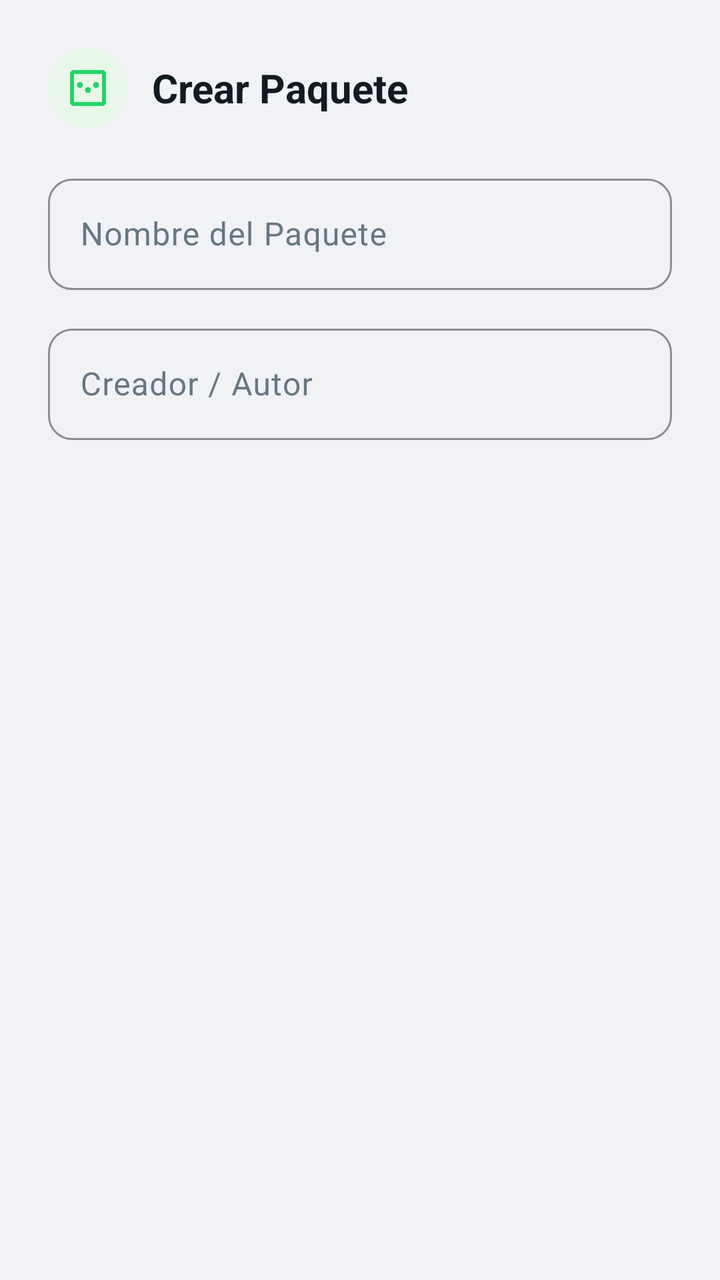
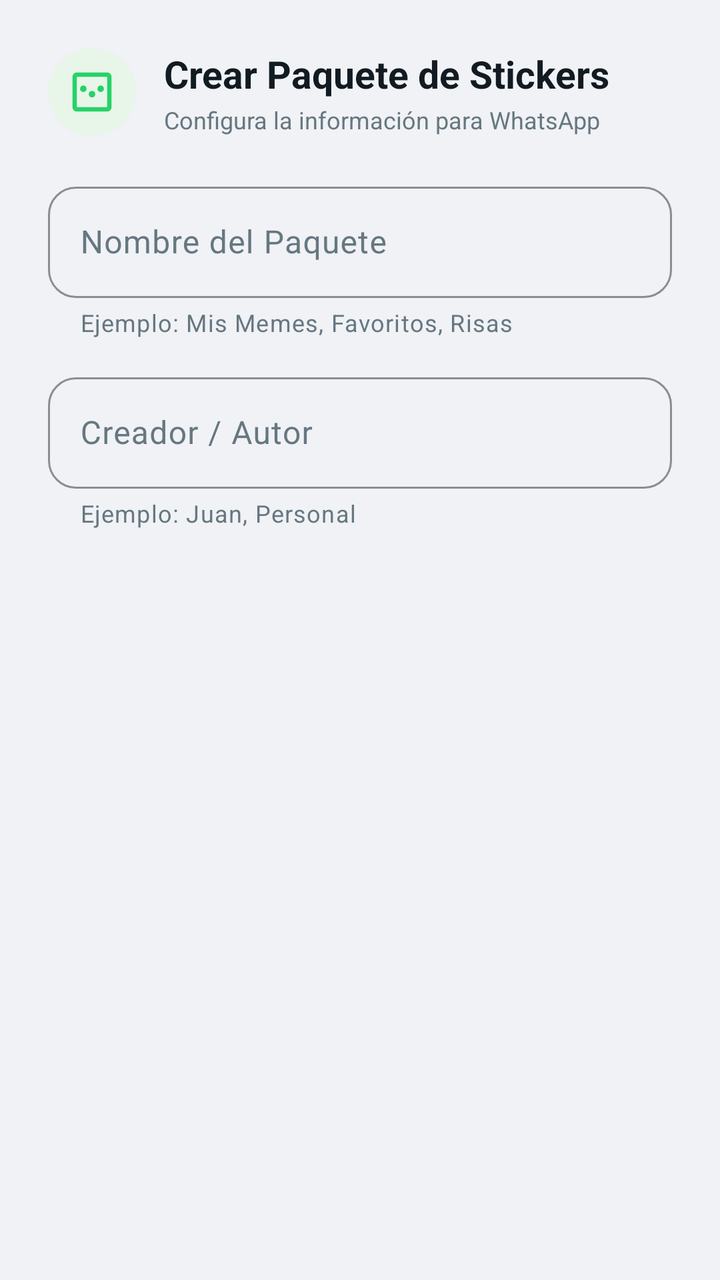

The first picture is an Android layout as it rendered before a commit; the second is the same layout after the commit. The layout source and the unified diff follow.
<!-- AndroidManifest.xml: application theme Theme.WhatsAppStickerMaker -->
<!-- res/layout/dialog_create_pack.xml -->
<?xml version="1.0" encoding="utf-8"?>
<LinearLayout xmlns:android="http://schemas.android.com/apk/res/android"
    xmlns:app="http://schemas.android.com/apk/res-auto"
    android:layout_width="match_parent"
    android:layout_height="wrap_content"
    android:orientation="vertical"
    android:padding="24dp">

    
    <LinearLayout
        android:layout_width="match_parent"
        android:layout_height="wrap_content"
        android:gravity="center_vertical"
        android:orientation="horizontal">

        <ImageView
            android:layout_width="40dp"
            android:layout_height="40dp"
            android:background="@drawable/bg_circle_tinted"
            android:contentDescription="@null"
            android:padding="8dp"
            android:src="@drawable/ic_sticker_pack"
            app:tint="@color/accent_whatsapp" />

        <TextView
            android:layout_width="0dp"
            android:layout_height="wrap_content"
            android:layout_marginStart="12dp"
            android:layout_weight="1"
            android:text="@string/create_new_pack"
            android:textColor="@color/text_primary"
            android:textSize="20sp"
            android:textStyle="bold" />

    </LinearLayout>

    <com.google.android.material.textfield.TextInputLayout
        android:id="@+id/tilPackName"
        style="@style/Widget.Material3.TextInputLayout.OutlinedBox"
        android:layout_width="match_parent"
        android:layout_height="wrap_content"
        android:layout_marginTop="20dp"
        android:hint="@string/pack_name_hint"
        app:boxCornerRadiusBottomEnd="12dp"
        app:boxCornerRadiusBottomStart="12dp"
        app:boxCornerRadiusTopEnd="12dp"
        app:boxCornerRadiusTopStart="12dp"
        app:boxStrokeColor="@color/accent_whatsapp"
        app:hintTextColor="@color/accent_whatsapp">

        <com.google.android.material.textfield.TextInputEditText
            android:id="@+id/etPackName"
            android:layout_width="match_parent"
            android:layout_height="wrap_content"
            android:inputType="textCapSentences"
            android:maxLength="128"
            android:textColor="@color/text_primary" />

    </com.google.android.material.textfield.TextInputLayout>

    <com.google.android.material.textfield.TextInputLayout
        android:id="@+id/tilPublisher"
        style="@style/Widget.Material3.TextInputLayout.OutlinedBox"
        android:layout_width="match_parent"
        android:layout_height="wrap_content"
        android:layout_marginTop="14dp"
        android:hint="@string/publisher_hint"
        app:boxCornerRadiusBottomEnd="12dp"
        app:boxCornerRadiusBottomStart="12dp"
        app:boxCornerRadiusTopEnd="12dp"
        app:boxCornerRadiusTopStart="12dp"
        app:boxStrokeColor="@color/accent_whatsapp"
        app:hintTextColor="@color/accent_whatsapp">

        <com.google.android.material.textfield.TextInputEditText
            android:id="@+id/etPublisher"
            android:layout_width="match_parent"
            android:layout_height="wrap_content"
            android:inputType="textCapWords"
            android:maxLength="128"
            android:textColor="@color/text_primary" />

    </com.google.android.material.textfield.TextInputLayout>

</LinearLayout>
<!-- resources referenced by this layout -->
<resources>
  <color name="accent_whatsapp">#25D366</color>
  <color name="text_primary">#111B21</color>
  <!-- drawable bg_circle_tinted (drawable) -->
  <shape xmlns:android="http://schemas.android.com/apk/res/android"
      android:shape="oval">
      <solid android:color="@color/tonal_green_bg" />
  </shape>
  <!-- drawable ic_sticker_pack (drawable) -->
  <vector xmlns:android="http://schemas.android.com/apk/res/android"
      android:width="24dp"
      android:height="24dp"
      android:viewportWidth="24"
      android:viewportHeight="24">
      <path
          android:fillColor="#128C7E"
          android:pathData="M19,3H5c-1.1,0 -2,0.9 -2,2v14c0,1.1 0.9,2 2,2h14c1.1,0 2,-0.9 2,-2V5c0,-1.1 -0.9,-2 -2,-2zM19,19H5V5h14v14zM13.5,13c0,-0.83 -0.67,-1.5 -1.5,-1.5s-1.5,0.67 -1.5,1.5 0.67,1.5 1.5,1.5 1.5,-0.67 1.5,-1.5zM17.5,10.5c0,-0.83 -0.67,-1.5 -1.5,-1.5s-1.5,0.67 -1.5,1.5 0.67,1.5 1.5,1.5 1.5,-0.67 1.5,-1.5zM9.5,10.5c0,-0.83 -0.67,-1.5 -1.5,-1.5s-1.5,0.67 -1.5,1.5 0.67,1.5 1.5,1.5 1.5,-0.67 1.5,-1.5z" />
  </vector>
  <string name="create_new_pack">Crear Paquete</string>
  <string name="pack_name_hint">Nombre del Paquete</string>
  <string name="publisher_hint">Creador / Autor</string>
  <style name="Theme.WhatsAppStickerMaker" parent="Theme.Material3.DayNight.NoActionBar">
          <item name="colorPrimary">@color/primary</item>
          <item name="colorPrimaryVariant">@color/primary_dark</item>
          <item name="colorOnPrimary">@color/white</item>
          <item name="colorSecondary">@color/accent_whatsapp</item>
          <item name="colorOnSecondary">@color/white</item>
          
          <item name="android:colorBackground">@color/background_light</item>
          <item name="colorSurface">@color/surface_light</item>
          <item name="colorOnSurface">@color/text_primary</item>
          <item name="colorOnSurfaceVariant">@color/text_secondary</item>
          <item name="colorOutline">@color/card_stroke</item>
          
          <item name="android:statusBarColor">@color/primary_dark</item>
          <item name="android:navigationBarColor">@color/background_light</item>
          <item name="android:windowLightNavigationBar">false</item>
          
          
          <item name="materialAlertDialogTheme">@style/ThemeOverlay.WhatsAppStickerMaker.Dialog</item>
      </style>
  <color name="tonal_green_bg">#E8F5E9</color>
  <color name="primary">#008069</color>
  <color name="primary_dark">#006954</color>
  <color name="white">#FFFFFF</color>
  <color name="background_light">#F0F2F5</color>
  <color name="surface_light">#FFFFFF</color>
  <color name="text_secondary">#667781</color>
  <color name="card_stroke">#E2E8F0</color>
  <style name="ThemeOverlay.WhatsAppStickerMaker.Dialog" parent="ThemeOverlay.Material3.MaterialAlertDialog">
          <item name="colorSurface">@color/surface_light</item>
          <item name="colorOnSurface">@color/text_primary</item>
          <item name="colorOnSurfaceVariant">@color/text_secondary</item>
          <item name="colorPrimary">@color/accent_whatsapp</item>
          <item name="shapeAppearanceCornerExtraLarge">@style/ShapeAppearance.WhatsAppStickerMaker.DialogCorner</item>
      </style>
  <style name="ShapeAppearance.WhatsAppStickerMaker.DialogCorner" parent="ShapeAppearance.Material3.Corner.ExtraLarge">
          <item name="cornerSize">24dp</item>
      </style>
</resources>

<!-- the commit's change to res/layout/dialog_create_pack.xml (unified diff, before → after) -->
@@ -14,23 +14,38 @@
         android:orientation="horizontal">
 
         <ImageView
-            android:layout_width="40dp"
-            android:layout_height="40dp"
+            android:layout_width="44dp"
+            android:layout_height="44dp"
             android:background="@drawable/bg_circle_tinted"
             android:contentDescription="@null"
-            android:padding="8dp"
+            android:padding="9dp"
             android:src="@drawable/ic_sticker_pack"
             app:tint="@color/accent_whatsapp" />
 
-        <TextView
+        <LinearLayout
             android:layout_width="0dp"
             android:layout_height="wrap_content"
-            android:layout_marginStart="12dp"
+            android:layout_marginStart="14dp"
             android:layout_weight="1"
-            android:text="@string/create_new_pack"
-            android:textColor="@color/text_primary"
-            android:textSize="20sp"
-            android:textStyle="bold" />
+            android:orientation="vertical">
+
+            <TextView
+                android:layout_width="wrap_content"
+                android:layout_height="wrap_content"
+                android:text="Crear Paquete de Stickers"
+                android:textColor="@color/text_primary"
+                android:textSize="19sp"
+                android:textStyle="bold" />
+
+            <TextView
+                android:layout_width="wrap_content"
+                android:layout_height="wrap_content"
+                android:layout_marginTop="2dp"
+                android:text="Configura la información para WhatsApp"
+                android:textColor="@color/text_secondary"
+                android:textSize="12sp" />
+
+        </LinearLayout>
 
     </LinearLayout>
 
@@ -41,11 +56,13 @@
         android:layout_height="wrap_content"
         android:layout_marginTop="20dp"
         android:hint="@string/pack_name_hint"
-        app:boxCornerRadiusBottomEnd="12dp"
-        app:boxCornerRadiusBottomStart="12dp"
-        app:boxCornerRadiusTopEnd="12dp"
-        app:boxCornerRadiusTopStart="12dp"
+        app:boxCornerRadiusBottomEnd="14dp"
+        app:boxCornerRadiusBottomStart="14dp"
+        app:boxCornerRadiusTopEnd="14dp"
+        app:boxCornerRadiusTopStart="14dp"
         app:boxStrokeColor="@color/accent_whatsapp"
+        app:helperText="Ejemplo: Mis Memes, Favoritos, Risas"
+        app:helperTextColor="@color/text_secondary"
         app:hintTextColor="@color/accent_whatsapp">
 
         <com.google.android.material.textfield.TextInputEditText
@@ -65,11 +82,13 @@
         android:layout_height="wrap_content"
         android:layout_marginTop="14dp"
         android:hint="@string/publisher_hint"
-        app:boxCornerRadiusBottomEnd="12dp"
-        app:boxCornerRadiusBottomStart="12dp"
-        app:boxCornerRadiusTopEnd="12dp"
-        app:boxCornerRadiusTopStart="12dp"
+        app:boxCornerRadiusBottomEnd="14dp"
+        app:boxCornerRadiusBottomStart="14dp"
+        app:boxCornerRadiusTopEnd="14dp"
+        app:boxCornerRadiusTopStart="14dp"
         app:boxStrokeColor="@color/accent_whatsapp"
+        app:helperText="Ejemplo: Juan, Personal"
+        app:helperTextColor="@color/text_secondary"
         app:hintTextColor="@color/accent_whatsapp">
 
         <com.google.android.material.textfield.TextInputEditText
<!-- resource entries referenced after the edit -->
@@ -17,7 +17,6 @@
           android:fillColor="#128C7E"
           android:pathData="M19,3H5c-1.1,0 -2,0.9 -2,2v14c0,1.1 0.9,2 2,2h14c1.1,0 2,-0.9 2,-2V5c0,-1.1 -0.9,-2 -2,-2zM19,19H5V5h14v14zM13.5,13c0,-0.83 -0.67,-1.5 -1.5,-1.5s-1.5,0.67 -1.5,1.5 0.67,1.5 1.5,1.5 1.5,-0.67 1.5,-1.5zM17.5,10.5c0,-0.83 -0.67,-1.5 -1.5,-1.5s-1.5,0.67 -1.5,1.5 0.67,1.5 1.5,1.5 1.5,-0.67 1.5,-1.5zM9.5,10.5c0,-0.83 -0.67,-1.5 -1.5,-1.5s-1.5,0.67 -1.5,1.5 0.67,1.5 1.5,1.5 1.5,-0.67 1.5,-1.5z" />
   </vector>
-  <string name="create_new_pack">Crear Paquete</string>
   <string name="pack_name_hint">Nombre del Paquete</string>
   <string name="publisher_hint">Creador / Autor</string>
   <style name="Theme.WhatsAppStickerMaker" parent="Theme.Material3.DayNight.NoActionBar">
